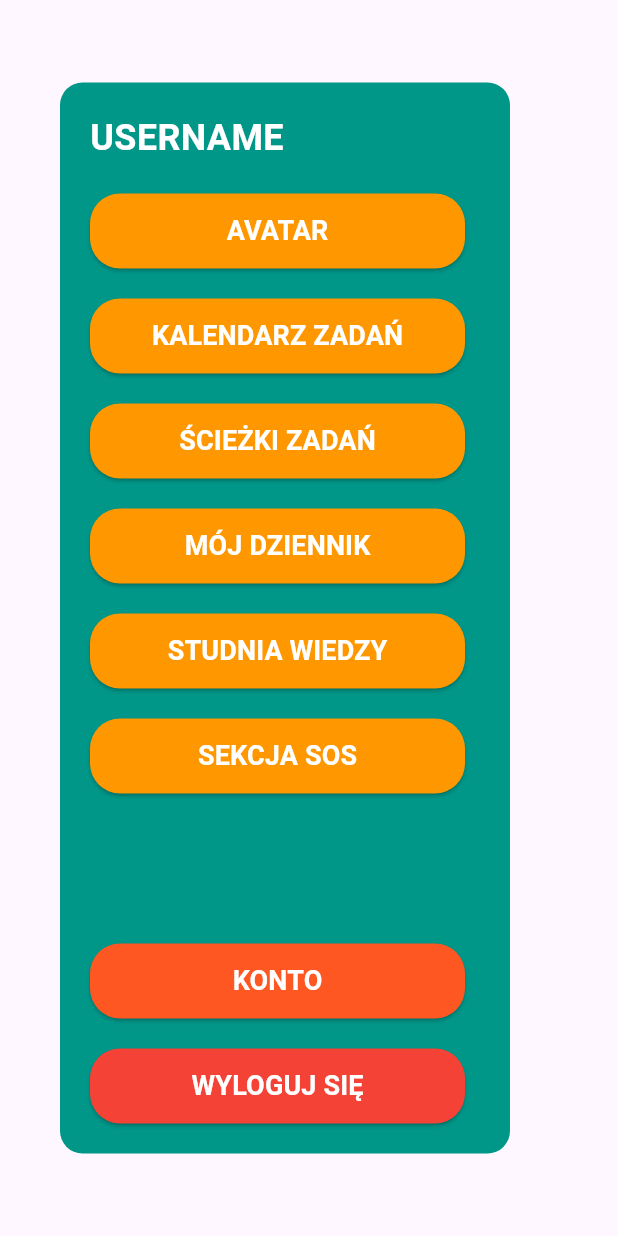
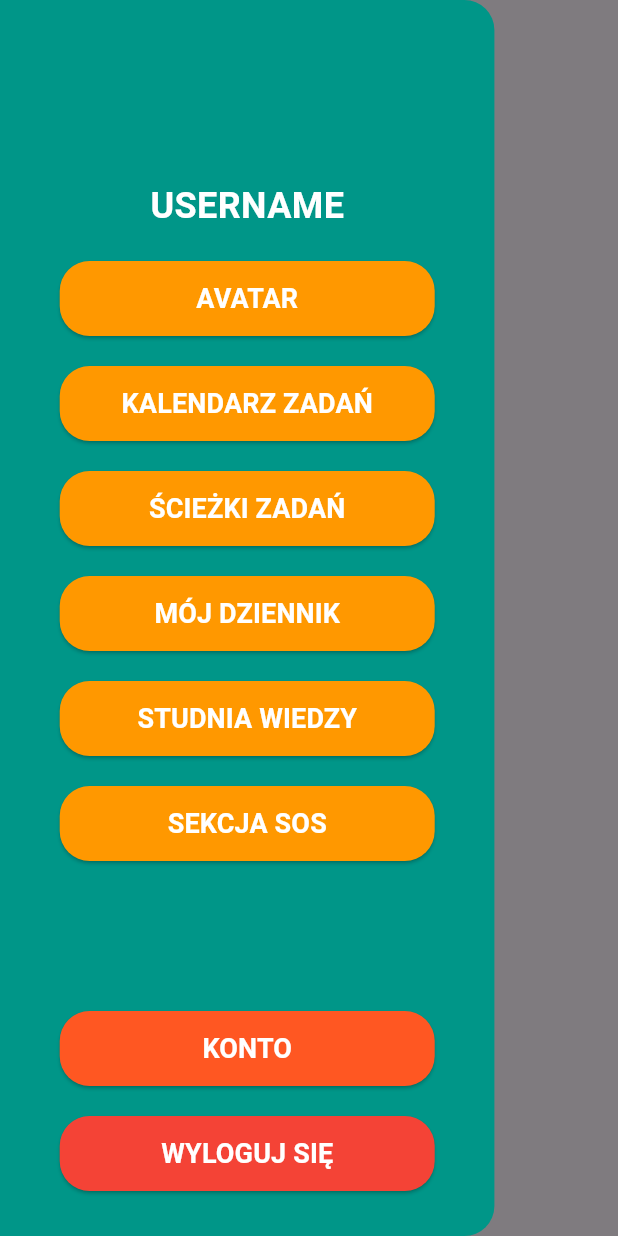
Before and after one commit to sarek167/fixie, a Flutter app: the CustomMenu widget shown alone on an empty page, opened directly, on a phone screen of 412 x 824 dp. Run offline on Flutter 3.47's test engine with Material 3 defaults, Android fonts, the light colour scheme and no system bars; our stand-ins replace dio, flutter_bloc; network calls fail.

Commit message:
[feat:menu_dialog] Change menu dialog to final version

```diff
--- a/frontend/lib/core/constants/app_theme.dart
+++ b/frontend/lib/core/constants/app_theme.dart
@@ -7,6 +7,8 @@ class ColorConstants {
   static const Color darkColor = Colors.red;
   static const Color whiteColor = Colors.white;
   static const Color blackColor = Colors.black26;
+  static const Color lightBackgroundColor = Colors.tealAccent;
+  static const Color veryLightColor = Colors.yellow;
 }
 
 class FontConstants {
--- a/frontend/lib/widgets/menu_bar.dart
+++ b/frontend/lib/widgets/menu_bar.dart
@@ -13,11 +13,12 @@ class CustomAppBar extends StatelessWidget implements PreferredSizeWidget {
       leading: IconButton(
         icon: const Icon(Icons.menu, color: ColorConstants.whiteColor, size: 32,),
         onPressed: () {
-          showDialog(
+          showModalBottomSheet(
             context: context,
+            isScrollControlled: true,
+            backgroundColor: Colors.transparent,
             builder: (context) => const CustomMenu(),
           );
-          // Obsługa menu
         },
       ),
       actions: [
--- a/frontend/lib/widgets/menu_dialog.dart
+++ b/frontend/lib/widgets/menu_dialog.dart
@@ -8,21 +8,29 @@ class CustomMenu extends StatelessWidget {
 
   @override
   Widget build(BuildContext context) {
-    return Dialog(
-      backgroundColor: Colors.transparent,
+    return GestureDetector(
+      onTap: () => Navigator.of(context).pop(),
+      child: Container(
+        width: double.infinity,
+        height: double.infinity,
+        color: ColorConstants.blackColor.withOpacity(0.5),
         child: Align(
           alignment: Alignment.centerLeft,
           child: Container(
-          width: 300,
-          padding: const EdgeInsets.all(20),
+            width: MediaQuery.of(context).size.width * 0.8,
+            height: MediaQuery.of(context).size.height,
+            padding: const EdgeInsets.symmetric(horizontal: 20, vertical: 20),
             decoration: BoxDecoration(
               color: ColorConstants.backgroundColor,
-            borderRadius: BorderRadius.circular(15),
+              borderRadius: const BorderRadius.only(
+                topRight: Radius.circular(20),
+                bottomRight: Radius.circular(20)
+              )
             ),
             child: Column(
-            mainAxisSize: MainAxisSize.min,
-            crossAxisAlignment: CrossAxisAlignment.start,
+              crossAxisAlignment: CrossAxisAlignment.center,
               children: [
+                const SizedBox(height: 100),
                 const Text(
                   "USERNAME", //TO DO zmienić na nazwę aktualnego użytkownika
                   style: TextStyle(
@@ -79,6 +87,8 @@ class CustomMenu extends StatelessWidget {
                       Navigator.pushNamed(context, AppRouteConstants.homeRoute);
                     }
                 ),
+                Column(
+                  children: [
                     const SizedBox(height: 100),
                     CustomButton(
                         text: "KONTO",
@@ -95,7 +105,10 @@ class CustomMenu extends StatelessWidget {
                           Navigator.pushNamed(context, AppRouteConstants.homeRoute);
                         }
                     ),
-            ],
+                  ]
+                )
+              ]
+            ),
           ),
         ),
       ),
```
Lines whose indentation alone changed are shown as unchanged.
